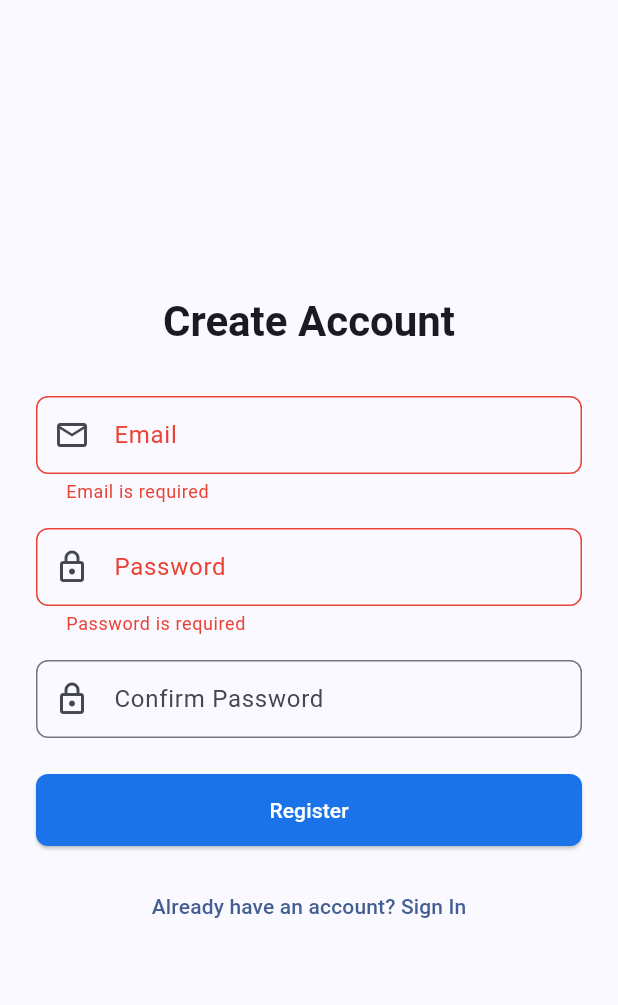
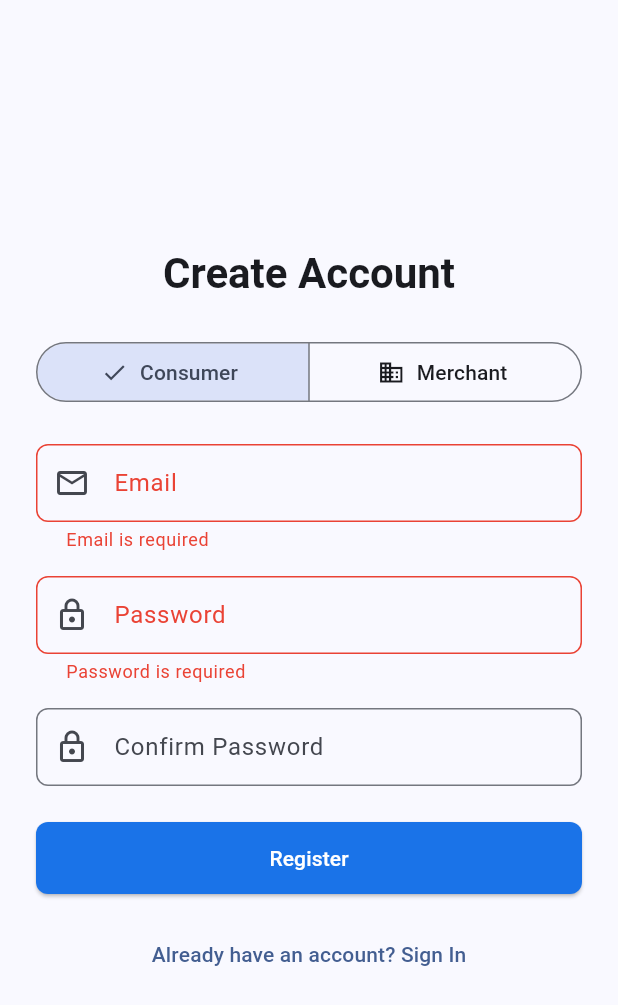
Before and after one commit to OnlineGBC/ai4org-payrails-app, a Flutter app: the RegisterScreen screen opened by its route, after a tap on "Register", on a phone screen of 412 x 824 dp. Shown: the top 1005 px of the screen. Run offline on Flutter 3.47's test engine with Material 3 defaults, Android fonts, the phone set to English and light mode, and no system bars; our stand-ins replace dio, flutter_riverpod, flutter_secure_storage, go_router, qr_flutter, shared_preferences; missing offline and left inert: mobile_scanner, nfc_manager; accounts and stored records are empty.

Commit message:
Unified merchant & consumer identity: self-service registration for both roles
- POST /auth/register now atomically creates a linked Merchant record for every
  new consumer (name = email local-part, onboarding_status=active,
  kyb_status=not_required), so consumers can manage bank accounts immediately
- Add POST /auth/register/merchant: checks for duplicate email and EIN (409),
  creates Merchant + merchant_admin User in one transaction
- Add MerchantRegisterPayload schema (email, password, business_name, ein,
  contact_email)
- Flutter register_screen: SegmentedButton to choose Consumer | Merchant;
  animates in Business Name / EIN / Contact Email fields for Merchant role
- auth_service + auth_provider: add registerMerchant() mirroring register()
- settings_screen is now role-aware: Account subtitle shows "Consumer account"
  for consumers; Merchant link tile and NFC/QR tiles visible only to
  merchant_admin; Bank Accounts tile shown for all roles
- router: /consumer/settings now renders SettingsScreen (unified); remove
  ConsumerSettingsScreen import
- Delete consumer_settings_screen.dart (fully replaced by settings_screen)
- All 169 backend tests pass including 3 new auth tests

```diff
--- a/mobile_flutter/lib/config/api_config.dart
+++ b/mobile_flutter/lib/config/api_config.dart
@@ -18,6 +18,7 @@ class ApiConfig {
 
   // Auth
   static const String register = '/auth/register';
+  static const String registerMerchant = '/auth/register/merchant';
   static const String login = '/auth/login';
   static const String refresh = '/auth/refresh';
   static const String me = '/auth/me';
--- a/mobile_flutter/lib/router/router.dart
+++ b/mobile_flutter/lib/router/router.dart
@@ -19,7 +19,6 @@ import '../screens/nfc/nfc_pay_screen.dart';
 import '../screens/consumer/consumer_dashboard_screen.dart';
 import '../screens/consumer/consumer_wallet_screen.dart';
 import '../screens/consumer/consumer_pay_confirm_screen.dart';
-import '../screens/consumer/consumer_settings_screen.dart';
 import '../screens/consumer/consumer_qr_screen.dart';
 import '../screens/consumer/consumer_receive_confirm_screen.dart';
 import 'route_names.dart';
@@ -126,7 +125,7 @@ final routerProvider = Provider<GoRouter>((ref) {
           ),
           GoRoute(
             path: RouteNames.consumerSettings,
-            builder: (context, state) => const ConsumerSettingsScreen(),
+            builder: (context, state) => const SettingsScreen(),
           ),
         ],
       ),
--- a/mobile_flutter/lib/screens/auth/register_screen.dart
+++ b/mobile_flutter/lib/screens/auth/register_screen.dart
@@ -18,17 +18,34 @@ class _RegisterScreenState extends ConsumerState<RegisterScreen> {
   final _emailController = TextEditingController();
   final _passwordController = TextEditingController();
   final _confirmController = TextEditingController();
+  final _businessNameController = TextEditingController();
+  final _einController = TextEditingController();
+  final _contactEmailController = TextEditingController();
+
+  String _selectedRole = 'consumer';
 
   @override
   void dispose() {
     _emailController.dispose();
     _passwordController.dispose();
     _confirmController.dispose();
+    _businessNameController.dispose();
+    _einController.dispose();
+    _contactEmailController.dispose();
     super.dispose();
   }
 
   void _submit() {
-    if (_formKey.currentState!.validate()) {
+    if (!_formKey.currentState!.validate()) return;
+    if (_selectedRole == 'merchant') {
+      ref.read(authStateProvider.notifier).registerMerchant(
+            email: _emailController.text.trim(),
+            password: _passwordController.text,
+            businessName: _businessNameController.text.trim(),
+            ein: _einController.text.trim(),
+            contactEmail: _contactEmailController.text.trim(),
+          );
+    } else {
       ref.read(authStateProvider.notifier).register(
             _emailController.text.trim(),
             _passwordController.text,
@@ -39,6 +56,7 @@ class _RegisterScreenState extends ConsumerState<RegisterScreen> {
   @override
   Widget build(BuildContext context) {
     final authState = ref.watch(authStateProvider);
+    final isMerchant = _selectedRole == 'merchant';
 
     return Scaffold(
       body: LoadingOverlay(
@@ -62,7 +80,27 @@ class _RegisterScreenState extends ConsumerState<RegisterScreen> {
                               fontWeight: FontWeight.bold,
                             ),
                       ),
-                      const SizedBox(height: 32),
+                      const SizedBox(height: 24),
+                      // Role selector
+                      SegmentedButton<String>(
+                        segments: const [
+                          ButtonSegment(
+                            value: 'consumer',
+                            label: Text('Consumer'),
+                            icon: Icon(Icons.person),
+                          ),
+                          ButtonSegment(
+                            value: 'merchant',
+                            label: Text('Merchant'),
+                            icon: Icon(Icons.business),
+                          ),
+                        ],
+                        selected: {_selectedRole},
+                        onSelectionChanged: (selection) {
+                          setState(() => _selectedRole = selection.first);
+                        },
+                      ),
+                      const SizedBox(height: 24),
                       ErrorBanner(message: authState.error),
                       TextFormField(
                         controller: _emailController,
@@ -103,6 +141,44 @@ class _RegisterScreenState extends ConsumerState<RegisterScreen> {
                           return null;
                         },
                       ),
+                      // Merchant-only fields
+                      if (isMerchant) ...[
+                        const SizedBox(height: 16),
+                        TextFormField(
+                          controller: _businessNameController,
+                          decoration: const InputDecoration(
+                            labelText: 'Business Name',
+                            prefixIcon: Icon(Icons.store_outlined),
+                          ),
+                          validator: (v) => isMerchant && (v == null || v.isEmpty)
+                              ? 'Business name is required'
+                              : null,
+                        ),
+                        const SizedBox(height: 16),
+                        TextFormField(
+                          controller: _einController,
+                          decoration: const InputDecoration(
+                            labelText: 'EIN',
+                            hintText: '12-3456789',
+                            prefixIcon: Icon(Icons.numbers_outlined),
+                          ),
+                          validator: (v) => isMerchant && (v == null || v.isEmpty)
+                              ? 'EIN is required'
+                              : null,
+                        ),
+                        const SizedBox(height: 16),
+                        TextFormField(
+                          controller: _contactEmailController,
+                          decoration: const InputDecoration(
+                            labelText: 'Contact Email',
+                            prefixIcon: Icon(Icons.alternate_email),
+                          ),
+                          keyboardType: TextInputType.emailAddress,
+                          validator: (v) => isMerchant && (v == null || v.isEmpty)
+                              ? 'Contact email is required'
+                              : null,
+                        ),
+                      ],
                       const SizedBox(height: 24),
                       ElevatedButton(
                         onPressed: authState.isLoading ? null : _submit,
```
Also changed, not shown: mobile_flutter/lib/providers/auth_provider.dart (+25 -0 lines), mobile_flutter/lib/screens/consumer/consumer_settings_screen.dart (deleted, +0 -341 lines), mobile_flutter/lib/screens/settings/settings_screen.dart (+8 -2 lines), mobile_flutter/lib/services/auth_service.dart (+17 -0 lines), 3 other files.
